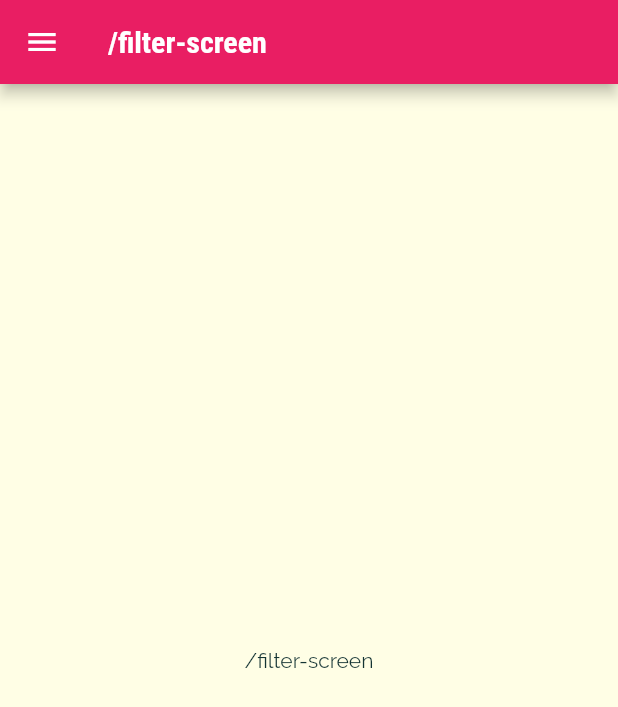
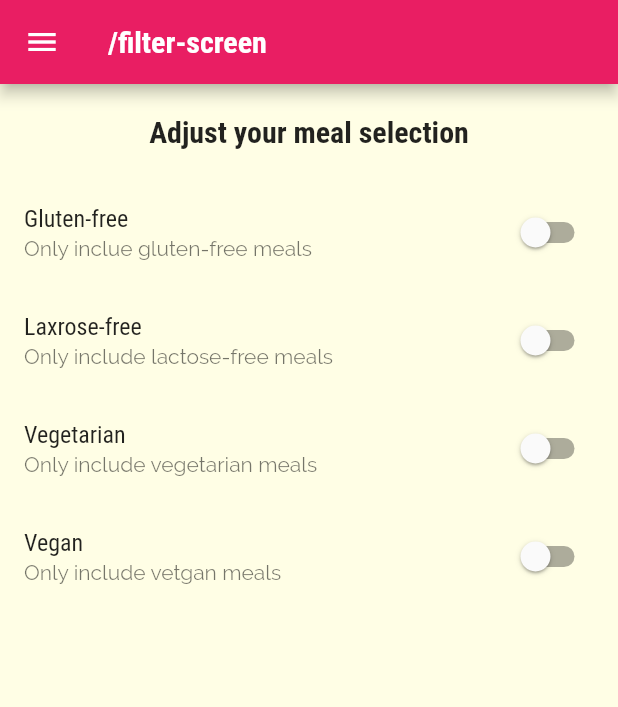
Before and after one commit to khoir-roni/mealApps, a Flutter app: the FilterScreen screen opened by its route, on a phone screen of 412 x 824 dp. Shown: the top 707 px of the screen. Run offline on Flutter 3.47's test engine with Material 2 defaults, Android fonts, the phone set to English and light mode, and no system bars.

Commit message:
add Switchtile in filter screen

```diff
--- a/lib/screens/category_meals_screen.dart
+++ b/lib/screens/category_meals_screen.dart
@@ -48,6 +48,7 @@ class _CategoryMealsScreenState extends State<CategoryMealsScreen> {
 
   void _removeMeal(String mealId) {
     setState(() {
+      print('remove meal $mealId');
       displayedMeals.removeWhere((meal) => meal.id == mealId);
     });
   }
--- a/lib/screens/filters_screen.dart
+++ b/lib/screens/filters_screen.dart
@@ -1,18 +1,80 @@
 import 'package:flutter/material.dart';
 import 'package:flutter_complete_guide/widgets/main_drawer.dart';
 
-class FilterScreen extends StatelessWidget {
+class FilterScreen extends StatefulWidget {
   static const routeName = '/filter-screen';
+
+  @override
+  State<FilterScreen> createState() => _FilterScreenState();
+}
+
+class _FilterScreenState extends State<FilterScreen> {
+  var _glutenfree = false;
+  var _vegetarian = false;
+  var _vegan = false;
+  var _lactoseFree = false;
+
+  Widget _buildSwitchListTile(String title, String description,
+      bool currenValue, Function updateValue) {
+    return SwitchListTile(
+      title: Text(title),
+      value: currenValue,
+      subtitle: Text(description),
+      onChanged: updateValue,
+    );
+  }
 
   @override
   Widget build(BuildContext context) {
     return Scaffold(
       appBar: AppBar(
-        title: Text(routeName),
+        title: Text(FilterScreen.routeName),
       ),
       drawer: MainDrawer(),
-      body: Center(
-        child: Text(routeName),
+      body: Column(
+        children: [
+          Container(
+            padding: EdgeInsets.all(20),
+            child: Text(
+              'Adjust your meal selection',
+              style: Theme.of(context).textTheme.headline6,
+            ),
+          ),
+          Expanded(
+            child: ListView(
+              children: [
+                _buildSwitchListTile(
+                    "Gluten-free", 'Only inclue gluten-free meals', _glutenfree,
+                    (newVlaue) {
+                  setState(() {
+                    _glutenfree = newVlaue;
+                  });
+                }),
+                _buildSwitchListTile(
+                    'Laxrose-free',
+                    'Only include lactose-free meals',
+                    _lactoseFree, (newValue) {
+                  setState(() {
+                    _lactoseFree = newValue;
+                  });
+                }),
+                _buildSwitchListTile(
+                    'Vegetarian', 'Only include vegetarian meals', _vegetarian,
+                    (newValue) {
+                  setState(() {
+                    _vegetarian = newValue;
+                  });
+                }),
+                _buildSwitchListTile(
+                    'Vegan', 'Only include vetgan meals', _vegan, (newValue) {
+                  setState(() {
+                    _vegan = newValue;
+                  });
+                })
+              ],
+            ),
+          ),
+        ],
       ),
     );
   }
--- a/lib/screens/meal_detail_screen.dart
+++ b/lib/screens/meal_detail_screen.dart
@@ -91,6 +91,7 @@ class MealDetailScreen extends StatelessWidget {
       ),
       floatingActionButton: FloatingActionButton(
         onPressed: () {
+          print('deletw pop $mealId');
           Navigator.of(context).pop(mealId);
         },
         child: Icon(Icons.delete),
--- a/lib/widgets/meal_item.dart
+++ b/lib/widgets/meal_item.dart
@@ -66,6 +66,7 @@ class MealItem extends StatelessWidget {
       arguments: id,
     )
         .then((result) {
+      print('selected meal delete $result');
       if (result != null) {
         removeItem(result);
       }
```
